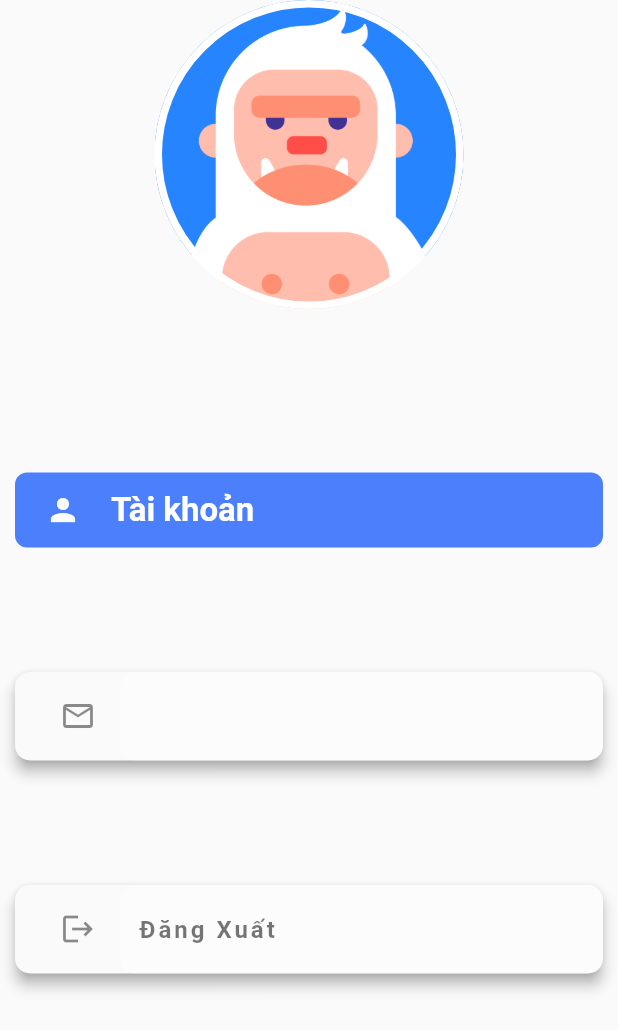
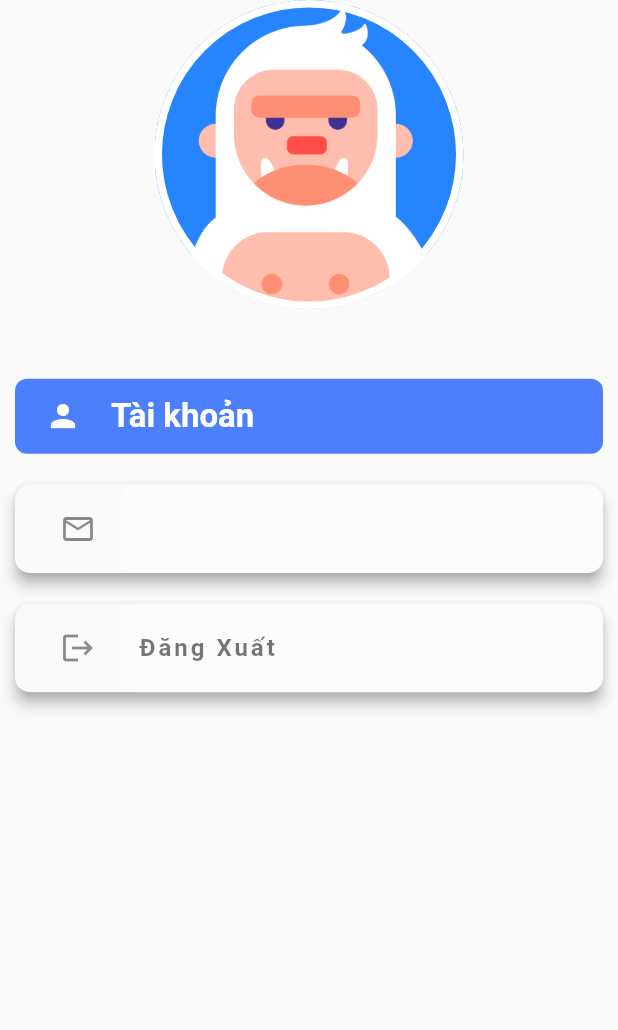
Before and after one commit to Tin542/IT_Support_PRM_Admin, a Flutter app: the ProfileScreen screen opened directly, on a phone screen of 412 x 824 dp. Shown: the top 1030 px of the screen. Run offline on Flutter 3.47's test engine with Material 2 defaults, Android fonts, the phone set to English and light mode, and no system bars; our stand-ins replace firebase_auth, firebase_core, firebase_database, fluttertoast, get; missing offline and left inert: animated_textformfields; accounts and stored records are empty.

Commit message:
last fix

```diff
--- a/lib/screens/admin_screen/list_customer_screen.dart
+++ b/lib/screens/admin_screen/list_customer_screen.dart
@@ -39,7 +39,7 @@ class _ListCustomerPageState extends State<ListCustomerPage> {
     return Container(
       margin: EdgeInsets.symmetric(vertical: 10),
       padding: EdgeInsets.all(10),
-      height: 170,
+      height: 200,
       color: Colors.white,
       child: Column(
         mainAxisAlignment: MainAxisAlignment.center,
--- a/lib/screens/admin_screen/list_it_support_screen.dart
+++ b/lib/screens/admin_screen/list_it_support_screen.dart
@@ -40,7 +40,7 @@ class _ListITPageState extends State<ListITPage> {
     return Container(
       margin: EdgeInsets.symmetric(vertical: 10),
       padding: EdgeInsets.all(10),
-      height: 170,
+      height: 200,
       color: Colors.white,
       child: Column(
         mainAxisAlignment: MainAxisAlignment.center,
--- a/lib/screens/auth_screen/register_screen_itsupport.dart
+++ b/lib/screens/auth_screen/register_screen_itsupport.dart
@@ -149,7 +149,7 @@ class _RegisterScreenITState extends State<RegisterScreenIT> {
                       mainAxisAlignment: MainAxisAlignment.spaceBetween,
                       children: [
                         AnimatedTextFormField(
-                          width: 250,
+                          width: 235,
                           height: 48.0,
                           inputType: TextInputType.text,
                           hintText: "Thêm ngày sinh của bạn",
--- a/lib/screens/home_screen.dart
+++ b/lib/screens/home_screen.dart
@@ -23,7 +23,7 @@ class _HomeScreenCustomerState extends State<HomeScreenCustomer> {
           title: Row(
             mainAxisAlignment: MainAxisAlignment.spaceBetween,
             children: [
-              Text('List Custormer'),
+              Text('Danh sách khách hàng'),
             ],
           ),
         ),
--- a/lib/screens/profile_screen/profile_screen.dart
+++ b/lib/screens/profile_screen/profile_screen.dart
@@ -96,7 +96,7 @@ class _ProfileScreenState extends State<ProfileScreen> {
                 mainAxisAlignment: MainAxisAlignment.end,
                 children: [
                   Container(
-                    height: 500,
+                    height: 250,
                     width: double.infinity,
                     margin: EdgeInsets.symmetric(horizontal: 10),
                     child: Column(
```
